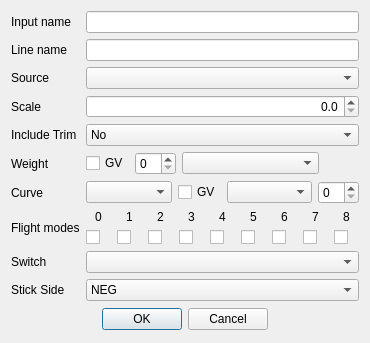
First picture: the form in companion/src/modeledit/expodialog.ui, repository opentx/opentx, before the edit.
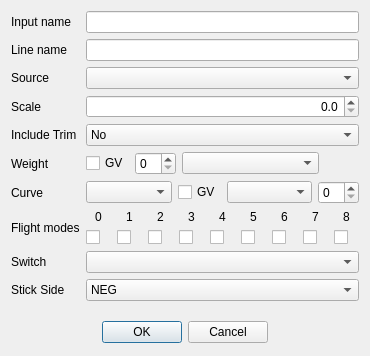
Second picture: the form after the edit. Icons and pictures are not drawn.

What changed in the file:
```diff
--- a/companion/src/modeledit/expodialog.ui
+++ b/companion/src/modeledit/expodialog.ui
@@ -7,7 +7,7 @@
     <x>0</x>
     <y>0</y>
     <width>370</width>
-    <height>331</height>
+    <height>356</height>
    </rect>
   </property>
   <property name="sizePolicy">
```
Left out of the diff: 4 changed lines with no effect on the pictures.
